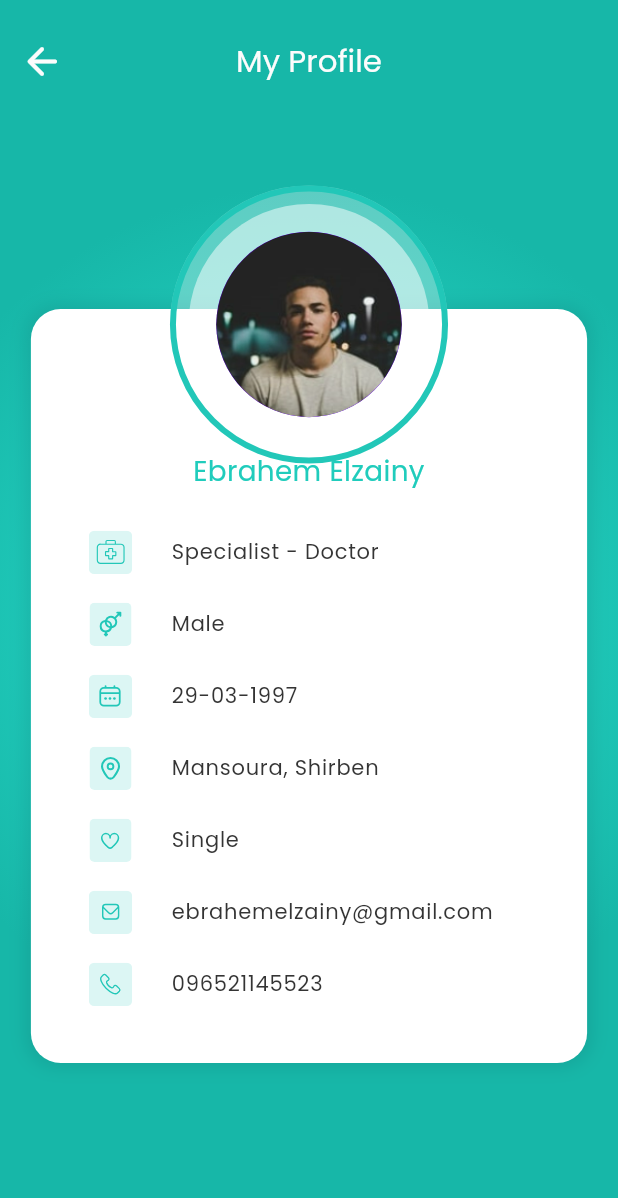
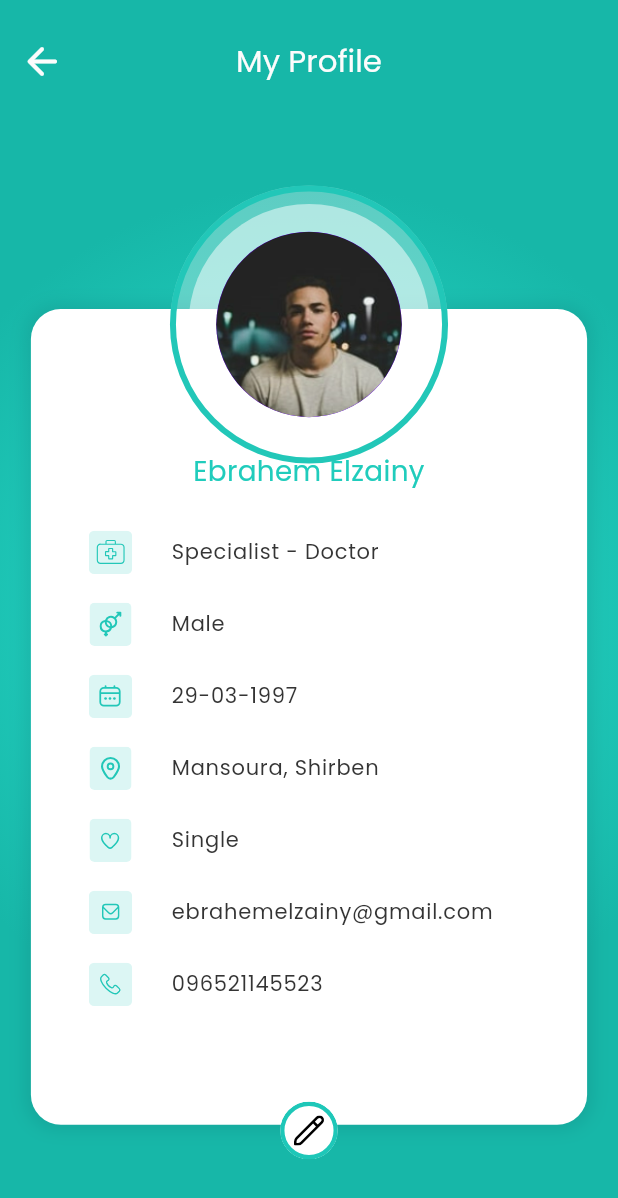
Before and after one commit to nourr122/HospitalSystem, a Flutter app: the EmployeesList screen opened directly, after a tap on "Salma Ahmed", on a phone screen of 412 x 824 dp. Shown: the top 1198 px of the screen. Run offline on Flutter 3.47's test engine with Material 3 defaults, Android fonts, the phone set to English and light mode, and no system bars; our stand-ins replace device_preview, dotted_border, flutter_screenutil, flutter_svg, font_awesome_flutter, google_fonts and 2 more.

Commit message:
show edit icon in employee profile

```diff
--- a/lib/features/Employees/presentation/views/EmployeesList.dart
+++ b/lib/features/Employees/presentation/views/EmployeesList.dart
@@ -213,7 +213,7 @@ class _EmployeesState extends State<EmployeesList> {
                     context,
                     MaterialPageRoute(
                       builder: (context) => const MyProfile(
-                        isHR: false,
+                        isHR: true,
                       ),
                     ),
                   );
--- a/lib/features/profile/presentation/views/Myprofile.dart
+++ b/lib/features/profile/presentation/views/Myprofile.dart
@@ -87,7 +87,7 @@ class _MyProfileState extends State<MyProfile> {
                     top: profileSize / 1.5,
                     child: Container(
                       width: screenWidth * 0.9,
-                      height: screenHeight * 0.61,
+                      height: screenHeight * 0.66,
                       padding: EdgeInsets.symmetric(horizontal: screenWidth * 0.04, vertical: screenHeight * 0.015),
                       decoration: BoxDecoration(
                         color: Colors.white,
@@ -170,7 +170,7 @@ class _MyProfileState extends State<MyProfile> {
                   ),
                   if (widget.isHR)
                     Positioned(
-                      bottom: profileSize * 0.9,
+                      bottom: screenHeight * 0.062,
                       left: 0,
                       right: 0,
                       child: InkWell(
```
